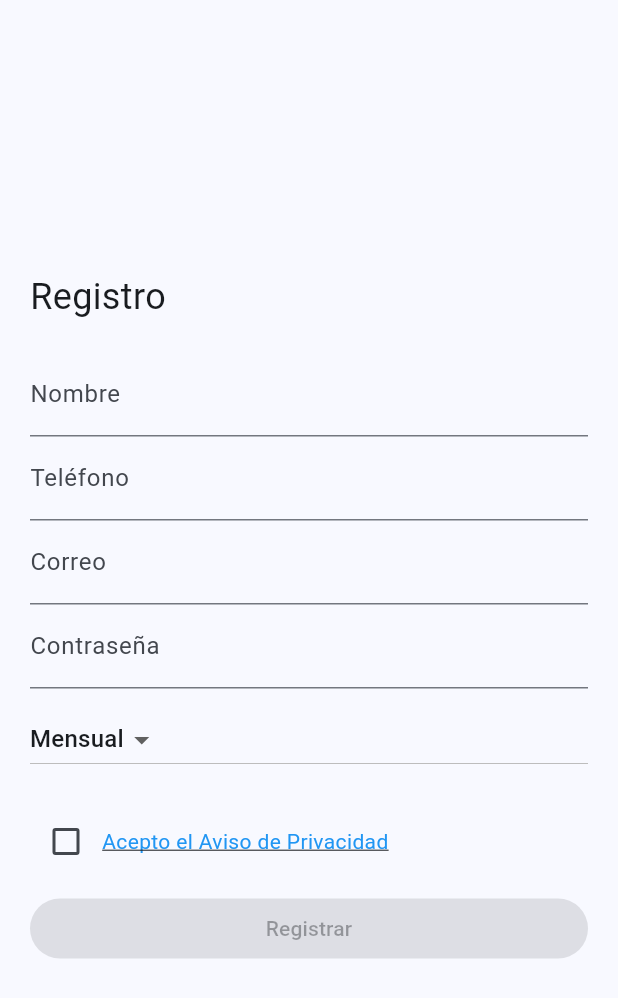
After one commit to SmartStorageAI/SmartStorageGarage-app, a Flutter app: the screen it shows after launch, after a tap on "¿No tienes cuenta? Regístrate", on a phone screen of 412 x 824 dp. The commit adds this screen. Shown: the top 998 px of the screen. Run offline on Flutter 3.47's test engine with Material 3 defaults, Android fonts, the phone set to English and light mode, and no system bars; our stand-ins replace cloud_firestore, firebase_auth, firebase_core; accounts and stored records are empty; network calls fail.

Commit message:
actualizacion aviso y cerrar sesion

```diff
--- a/lib/main.dart
+++ b/lib/main.dart
@@ -1,13 +1,14 @@
-/*import 'package:flutter/material.dart';
+import 'package:flutter/material.dart';
 import 'package:firebase_core/firebase_core.dart';
+import 'package:ss_app/pages/login_page.dart';
+import 'pages/main_page.dart';
+import 'pages/privacy_page.dart';
 import 'firebase_options.dart';
-import 'pages/home_page.dart';
-import 'pages/login_page.dart';
-import 'routes/app_routes.dart';
 
 void main() async {
   WidgetsFlutterBinding.ensureInitialized();
-  await Firebase.initializeApp(options: DefaultFirebaseOptions.currentPlatform);
+  await Firebase.initializeApp(
+      options: DefaultFirebaseOptions.currentPlatform);
   runApp(const SmartStorageApp());
 }
 
@@ -20,40 +21,22 @@ class SmartStorageApp extends StatelessWidget {
       title: 'Smart Storage App',
       debugShowCheckedModeBanner: false,
       theme: ThemeData(
-        colorScheme: ColorScheme.fromSeed(seedColor: Colors.pinkAccent),
+        colorScheme: ColorScheme.fromSeed(
+            seedColor: const Color.fromARGB(255, 115, 176, 247)),
         useMaterial3: true,
       ),
-      initialRoute: '/home',
-      routes: AppRoutes.routes,
-    );
-  }
-}*/
 
-import 'package:flutter/material.dart';
-import 'package:firebase_core/firebase_core.dart';
-import 'firebase_options.dart';
-import 'pages/main_page.dart';
-import 'pages/privacy_page.dart';
-
-void main() async {
-  WidgetsFlutterBinding.ensureInitialized();
-  await Firebase.initializeApp(options: DefaultFirebaseOptions.currentPlatform);
-  runApp(const SmartStorageApp());
-}
-
-class SmartStorageApp extends StatelessWidget {
-  const SmartStorageApp({super.key});
-
-  @override
-  Widget build(BuildContext context) {
-    return MaterialApp(
-      title: 'Smart Storage App',
-      debugShowCheckedModeBanner: false,
-      theme: ThemeData(
-        colorScheme: ColorScheme.fromSeed(seedColor: Colors.pinkAccent),
-        useMaterial3: true,
-      ),
-      home: const MainPage(),
+      initialRoute: '/login',
+      routes: {
+        '/login': (context) => const LoginPage(),
+        '/main': (context) {
+          // Esto es solo para referencia, normalmente pasamos email al construir MainPage
+          final args =
+              ModalRoute.of(context)!.settings.arguments as String?;
+          return MainPage(userEmail: args ?? '');
+        },
+        '/privacy': (context) => const PrivacyPage(),
+      },
     );
   }
 }
--- a/lib/pages/login_page.dart
+++ b/lib/pages/login_page.dart
@@ -0,0 +1,77 @@
+import 'package:flutter/material.dart';
+import 'package:ss_app/pages/main_page.dart';
+import '../services/auth_service.dart';
+import 'register_page.dart';
+
+class LoginPage extends StatefulWidget {
+  const LoginPage({super.key});
+
+  @override
+  State<LoginPage> createState() => _LoginPageState();
+}
+
+class _LoginPageState extends State<LoginPage> {
+  final _authService = AuthService();
+  final _emailController = TextEditingController();
+  final _passwordController = TextEditingController();
+
+  void _login() async {
+    final user = await _authService.loginUser(
+      _emailController.text.trim(),
+      _passwordController.text.trim(),
+    );
+
+    if (user != null) {
+      Navigator.pushReplacement(
+        context,
+        MaterialPageRoute(
+          builder: (_) => MainPage(
+            userEmail: user.email!,
+          ),
+        ),
+      );
+    } else {
+      ScaffoldMessenger.of(context).showSnackBar(
+        const SnackBar(content: Text('Error al iniciar sesión')),
+      );
+    }
+  }
+
+  @override
+  Widget build(BuildContext context) {
+    return Scaffold(
+      body: Padding(
+        padding: const EdgeInsets.all(20),
+        child: Center(
+          child: Column(
+            mainAxisAlignment: MainAxisAlignment.center,
+            children: [
+              const Text('Iniciar Sesión', style: TextStyle(fontSize: 24)),
+              const SizedBox(height: 20),
+              TextField(
+                controller: _emailController,
+                decoration: const InputDecoration(labelText: 'Correo'),
+              ),
+              TextField(
+                controller: _passwordController,
+                obscureText: true,
+                decoration: const InputDecoration(labelText: 'Contraseña'),
+              ),
+              const SizedBox(height: 20),
+              ElevatedButton(onPressed: _login, child: const Text('Entrar')),
+              TextButton(
+                onPressed: () {
+                  Navigator.push(
+                    context,
+                    MaterialPageRoute(builder: (_) => const RegisterPage()),
+                  );
+                },
+                child: const Text('¿No tienes cuenta? Regístrate'),
+              )
+            ],
+          ),
+        ),
+      ),
+    );
+  }
+}
--- /dev/null
+++ b/lib/pages/register_page.dart
@@ -0,0 +1,143 @@
+import 'package:flutter/material.dart';
+import 'package:ss_app/pages/main_page.dart';
+import '../services/auth_service.dart';
+import 'package:cloud_firestore/cloud_firestore.dart';
+import 'privacy_page.dart';
+
+class RegisterPage extends StatefulWidget {
+  const RegisterPage({super.key});
+
+  @override
+  State<RegisterPage> createState() => _RegisterPageState();
+}
+
+class _RegisterPageState extends State<RegisterPage> {
+  final _authService = AuthService();
+  final _emailController = TextEditingController();
+  final _passwordController = TextEditingController();
+  final _nombreController = TextEditingController();
+  final _telefonoController = TextEditingController();
+  String membresia = 'mensual';
+  bool acceptedPrivacy = false; // <-- Nueva variable
+
+  void _register() async {
+    if (!acceptedPrivacy) {
+      ScaffoldMessenger.of(context).showSnackBar(
+        const SnackBar(content: Text('Debes aceptar el Aviso de Privacidad')),
+      );
+      return;
+    }
+
+    final user = await _authService.registerUser(
+      email: _emailController.text.trim(),
+      password: _passwordController.text.trim(),
+      nombre: _nombreController.text.trim(),
+      telefono: _telefonoController.text.trim(),
+      membresia: membresia,
+    );
+
+    if (user != null) {
+      await FirebaseFirestore.instance.collection('users').doc(user.uid).set({
+        'nombre': _nombreController.text.trim(),
+        'telefono': _telefonoController.text.trim(),
+        'email': _emailController.text.trim(),
+        'membresia': membresia,
+        'estadoPago': 'pendiente',
+        'contenedores': [],
+      });
+
+      Navigator.pushReplacement(
+        context,
+        MaterialPageRoute(
+          builder: (_) => MainPage(userEmail: user.email!),
+        ),
+      );
+    } else {
+      ScaffoldMessenger.of(context).showSnackBar(
+        const SnackBar(content: Text('Error al registrar usuario')),
+      );
+    }
+  }
+
+  @override
+  Widget build(BuildContext context) {
+    return Scaffold(
+      body: Padding(
+        padding: const EdgeInsets.all(20),
+        child: Center(
+          child: ListView(
+            shrinkWrap: true,
+            children: [
+              const Text('Registro', style: TextStyle(fontSize: 24)),
+              const SizedBox(height: 20),
+              TextField(
+                controller: _nombreController,
+                decoration: const InputDecoration(labelText: 'Nombre'),
+              ),
+              TextField(
+                controller: _telefonoController,
+                decoration: const InputDecoration(labelText: 'Teléfono'),
+              ),
+              TextField(
+                controller: _emailController,
+                decoration: const InputDecoration(labelText: 'Correo'),
+              ),
+              TextField(
+                controller: _passwordController,
+                obscureText: true,
+                decoration: const InputDecoration(labelText: 'Contraseña'),
+              ),
+              const SizedBox(height: 10),
+              DropdownButton<String>(
+                value: membresia,
+                items: const [
+                  DropdownMenuItem(value: 'mensual', child: Text('Mensual')),
+                  DropdownMenuItem(value: 'anual', child: Text('Anual')),
+                ],
+                onChanged: (v) => setState(() => membresia = v!),
+              ),
+              const SizedBox(height: 20),
+
+              // Casilla de privacidad
+              Row(
+                children: [
+                  Checkbox(
+                    value: acceptedPrivacy,
+                    onChanged: (value) {
+                      setState(() {
+                        acceptedPrivacy = value ?? false;
+                      });
+                    },
+                  ),
+                  Flexible(
+                    child: GestureDetector(
+                      onTap: () {
+                        Navigator.push(
+                          context,
+                          MaterialPageRoute(
+                              builder: (_) => const PrivacyPage()),
+                        );
+                      },
+                      child: const Text(
+                        'Acepto el Aviso de Privacidad',
+                        style: TextStyle(
+                            decoration: TextDecoration.underline,
+                            color: Colors.blue),
+                      ),
+                    ),
+                  ),
+                ],
+              ),
+              const SizedBox(height: 10),
+
+              ElevatedButton(
+                onPressed: acceptedPrivacy ? _register : null, // solo habilitado si acepta
+                child: const Text('Registrar'),
+              ),
+            ],
+          ),
+        ),
+      ),
+    );
+  }
+}
```
Also changed, not shown: lib/models/container_model.dart (+34 -0 lines), lib/models/user_model.dart (+42 -0 lines), lib/pages/home_page.dart (+99 -52 lines), lib/pages/main_page.dart (+61 -17 lines), lib/services/auth_service.dart (added, +62 -0 lines), lib/services/firebase_service.dart (+11 -16 lines).
